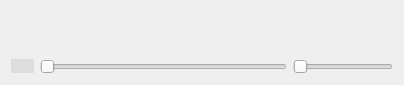
This is content.ui in 0verwritten/player as Qt 5 draws it before an edit. The edited form follows.
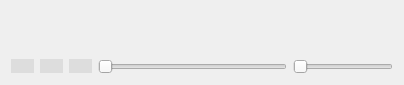
This is the edited form. Icons and pictures are not drawn.

Commit message: add new function and add functional for content

Diff of the .ui file:
```diff
--- a/content.ui
+++ b/content.ui
@@ -17,15 +17,51 @@
    <string notr="true">border:none;</string>
   </property>
   <layout class="QGridLayout" name="gridLayout">
-   <item row="1" column="1">
-    <widget class="QSlider" name="horizontalSlider">
-     <property name="orientation">
-      <enum>Qt::Horizontal</enum>
-     </property>
-    </widget>
-   </item>
    <item row="1" column="2">
-    <widget class="QSlider" name="horizontalSlider_2">
+    <widget class="QPushButton" name="next">
+     <property name="maximumSize">
+      <size>
+       <width>23</width>
+       <height>16777215</height>
+      </size>
+     </property>
+     <property name="styleSheet">
+      <string notr="true">background-color:#ddd;</string>
+     </property>
+     <property name="text">
+      <string/>
+     </property>
+     <property name="icon">
+      <iconset resource="img.qrc">
+       <normaloff>:/imgs/next.png</normaloff>:/imgs/next.png</iconset>
+     </property>
+    </widget>
+   </item>
+   <item row="1" column="3">
+    <widget class="QSlider" name="position">
+     <property name="orientation">
+      <enum>Qt::Horizontal</enum>
+     </property>
+    </widget>
+   </item>
+   <item row="1" column="1">
+    <widget class="QPushButton" name="pushButton">
+     <property name="maximumSize">
+      <size>
+       <width>23</width>
+       <height>16777215</height>
+      </size>
+     </property>
+     <property name="styleSheet">
+      <string notr="true">background-color:#ddd;</string>
+     </property>
+     <property name="text">
+      <string/>
+     </property>
+    </widget>
+   </item>
+   <item row="1" column="4">
+    <widget class="QSlider" name="volue">
      <property name="maximumSize">
       <size>
        <width>100</width>
@@ -38,7 +74,7 @@
     </widget>
    </item>
    <item row="1" column="0">
-    <widget class="QPushButton" name="pushButton">
+    <widget class="QPushButton" name="previous">
      <property name="maximumSize">
       <size>
        <width>23</width>
```
Left out of the diff: 12 changed lines with no effect on the pictures. The commit also changes 15 other files.
